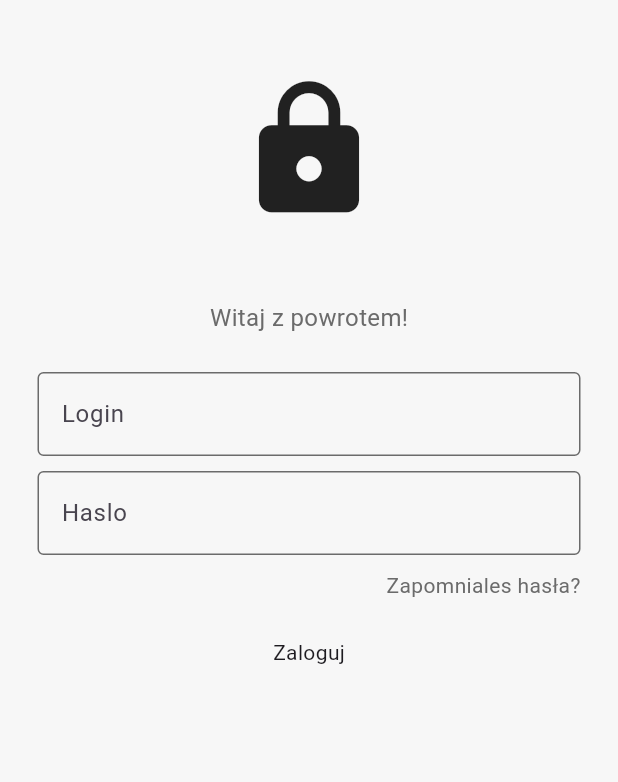
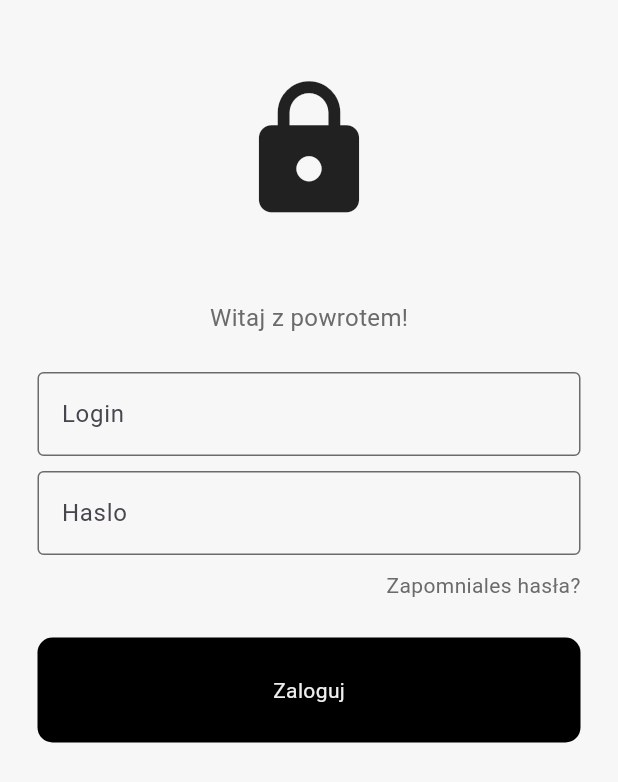
Before and after one commit to jarek420/IPZ, a Flutter app: the screen it shows after launch, on a phone screen of 412 x 824 dp. Shown: the top 782 px of the screen. Run offline on Flutter 3.47's test engine with Material 3 defaults, Android fonts, the phone set to English and light mode, and no system bars.

Commit message:
Adding some styles to login button

```diff
--- a/ipz_parkinghunter/lib/components/login_button.dart
+++ b/ipz_parkinghunter/lib/components/login_button.dart
@@ -9,7 +9,13 @@ class LoginButton extends StatelessWidget
   {
     return Container
     (
-      child: Center(child: Text("Zaloguj")),
+      child: Center(child:Text("Zaloguj",
+      style: TextStyle(color: Color.fromARGB(247, 247, 247, 247))),
+      ),
+      decoration: BoxDecoration(color: Colors.black,
+      borderRadius: BorderRadius.circular(10.0)),
+      padding: EdgeInsets.all(25),
+      margin: EdgeInsets.symmetric(horizontal: 25),
     );
 
   }
```
